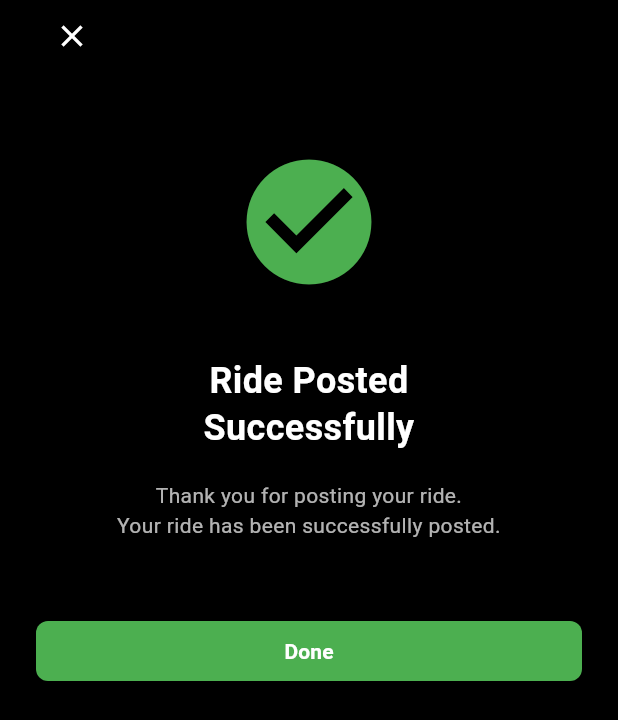
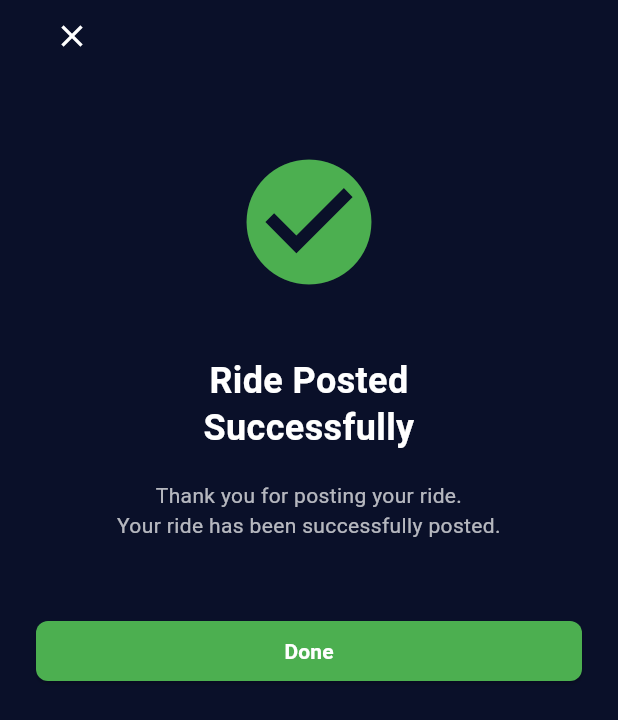
Before and after one commit to wso2-ballerina-carpooling-project/mobile-app-frontend, a Flutter app: the screen it shows after launch, on a phone screen of 412 x 824 dp. Shown: the top 720 px of the screen. Run offline on Flutter 3.47's test engine with Material 3 defaults, Android fonts, the light colour scheme and no system bars.

Commit message:
Background color changed to dark blue

```diff
--- a/lib/views/ride_post_confirmation.dart
+++ b/lib/views/ride_post_confirmation.dart
@@ -6,7 +6,7 @@ class RidePostConfirmationPage extends StatelessWidget {
   @override
   Widget build(BuildContext context) {
     return Scaffold(
-      backgroundColor: Colors.black,
+      backgroundColor: const Color(0xFF0A1029),
       body: SafeArea(
         child: Padding(
           padding: const EdgeInsets.symmetric(horizontal: 24.0),
```
